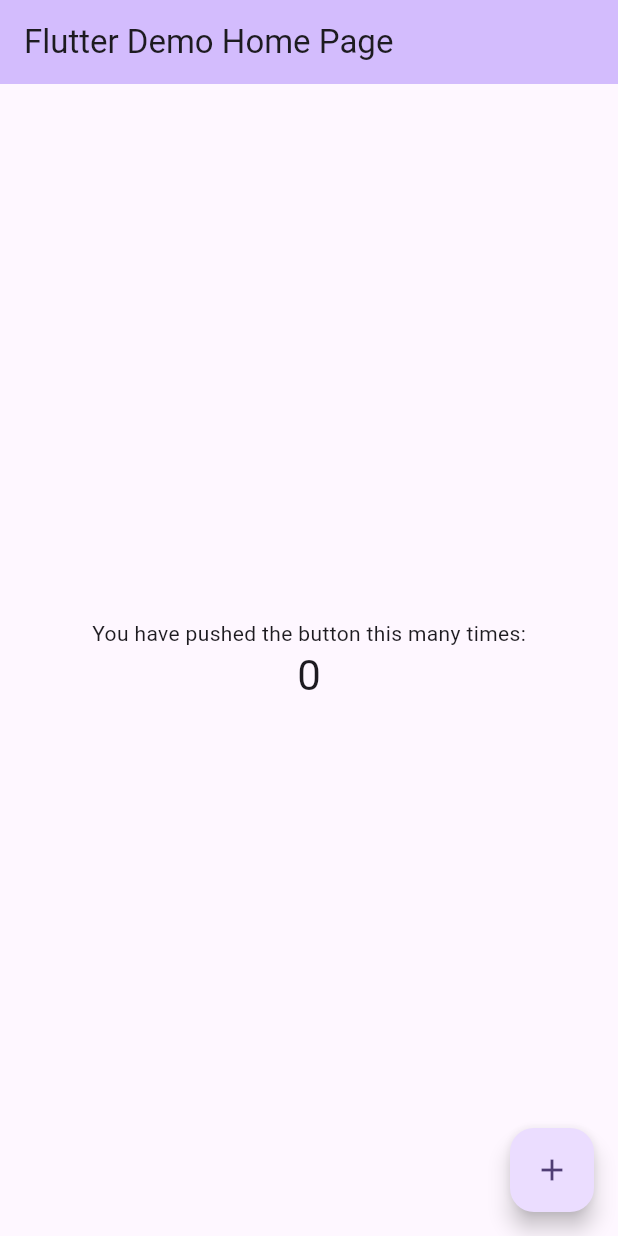
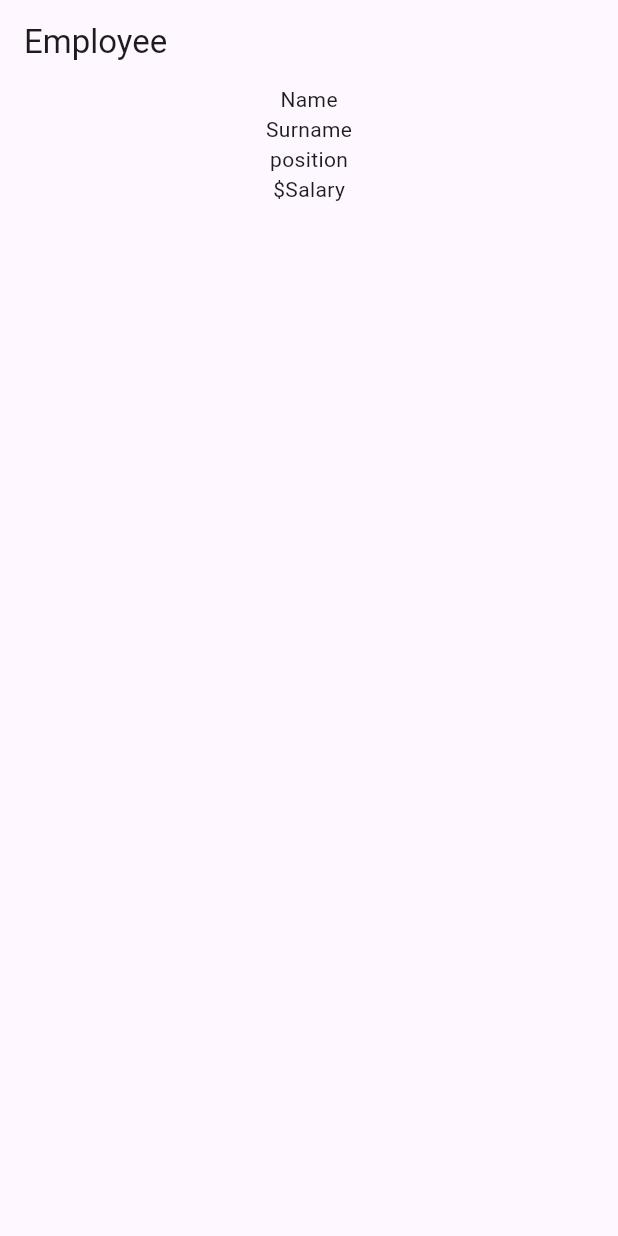
Before and after one commit to HolikovOleksandr/TeamTrack, a Flutter app: the screen it shows after launch, on a phone screen of 412 x 824 dp. Run offline on Flutter 3.47's test engine with Material 2 defaults, Android fonts, the phone set to English and light mode, and no system bars.

Commit message:
Created employee model

```diff
--- a/team_track_app/lib/main.dart
+++ b/team_track_app/lib/main.dart
@@ -1,4 +1,5 @@
 import 'package:flutter/material.dart';
+import 'package:team_track_app/screens/home_screen.dart';
 
 void main() {
   runApp(const MyApp());
@@ -7,119 +8,15 @@ void main() {
 class MyApp extends StatelessWidget {
   const MyApp({super.key});
 
-  // This widget is the root of your application.
   @override
   Widget build(BuildContext context) {
     return MaterialApp(
       title: 'Flutter Demo',
       theme: ThemeData(
-        // This is the theme of your application.
-        //
-        // TRY THIS: Try running your application with "flutter run". You'll see
-        // the application has a blue toolbar. Then, without quitting the app,
-        // try changing the seedColor in the colorScheme below to Colors.green
-        // and then invoke "hot reload" (save your changes or press the "hot
-        // reload" button in a Flutter-supported IDE, or press "r" if you used
-        // the command line to start the app).
-        //
-        // Notice that the counter didn't reset back to zero; the application
-        // state is not lost during the reload. To reset the state, use hot
-        // restart instead.
-        //
-        // This works for code too, not just values: Most code changes can be
-        // tested with just a hot reload.
         colorScheme: ColorScheme.fromSeed(seedColor: Colors.deepPurple),
         useMaterial3: true,
       ),
-      home: const MyHomePage(title: 'Flutter Demo Home Page'),
+      home: const HomeScreen(),
     );
   }
 }
-
-class MyHomePage extends StatefulWidget {
-  const MyHomePage({super.key, required this.title});
-
-  // This widget is the home page of your application. It is stateful, meaning
-  // that it has a State object (defined below) that contains fields that affect
-  // how it looks.
-
-  // This class is the configuration for the state. It holds the values (in this
-  // case the title) provided by the parent (in this case the App widget) and
-  // used by the build method of the State. Fields in a Widget subclass are
-  // always marked "final".
-
-  final String title;
-
-  @override
-  State<MyHomePage> createState() => _MyHomePageState();
-}
-
-class _MyHomePageState extends State<MyHomePage> {
-  int _counter = 0;
-
-  void _incrementCounter() {
-    setState(() {
-      // This call to setState tells the Flutter framework that something has
-      // changed in this State, which causes it to rerun the build method below
-      // so that the display can reflect the updated values. If we changed
-      // _counter without calling setState(), then the build method would not be
-      // called again, and so nothing would appear to happen.
-      _counter++;
-    });
-  }
-
-  @override
-  Widget build(BuildContext context) {
-    // This method is rerun every time setState is called, for instance as done
-    // by the _incrementCounter method above.
-    //
-    // The Flutter framework has been optimized to make rerunning build methods
-    // fast, so that you can just rebuild anything that needs updating rather
-    // than having to individually change instances of widgets.
-    return Scaffold(
-      appBar: AppBar(
-        // TRY THIS: Try changing the color here to a specific color (to
-        // Colors.amber, perhaps?) and trigger a hot reload to see the AppBar
-        // change color while the other colors stay the same.
-        backgroundColor: Theme.of(context).colorScheme.inversePrimary,
-        // Here we take the value from the MyHomePage object that was created by
-        // the App.build method, and use it to set our appbar title.
-        title: Text(widget.title),
-      ),
-      body: Center(
-        // Center is a layout widget. It takes a single child and positions it
-        // in the middle of the parent.
-        child: Column(
-          // Column is also a layout widget. It takes a list of children and
-          // arranges them vertically. By default, it sizes itself to fit its
-          // children horizontally, and tries to be as tall as its parent.
-          //
-          // Column has various properties to control how it sizes itself and
-          // how it positions its children. Here we use mainAxisAlignment to
-          // center the children vertically; the main axis here is the vertical
-          // axis because Columns are vertical (the cross axis would be
-          // horizontal).
-          //
-          // TRY THIS: Invoke "debug painting" (choose the "Toggle Debug Paint"
-          // action in the IDE, or press "p" in the console), to see the
-          // wireframe for each widget.
-          mainAxisAlignment: MainAxisAlignment.center,
-          children: <Widget>[
-            const Text(
-              'You have pushed the button this many times:',
-            ),
-            Text(
-              '$_counter',
-              style: Theme.of(context).textTheme.headlineMedium,
-            ),
-          ],
-        ),
-      ),
-      floatingActionButton: FloatingActionButton(
-        onPressed: _incrementCounter,
-        tooltip: 'Increment',
-        child: const Icon(Icons.add),
-      ), // This trailing comma makes auto-formatting nicer for build methods.
-    );
-  }
-}
--- /dev/null
+++ b/team_track_app/lib/models/departaments.dart
@@ -0,0 +1,11 @@
+// ignore_for_file: constant_identifier_names
+
+enum Departments {
+  Design,
+  Candidate,
+  Programmist,
+  ProjactManager,
+  Manager,
+  STO,
+  SMM,
+}
--- /dev/null
+++ b/team_track_app/lib/models/emploee.dart
@@ -0,0 +1,65 @@
+import 'package:team_track_app/models/departaments.dart';
+
+class Employee {
+  final int id;
+  final String name;
+  final String surname;
+  final String position;
+  final String adress;
+  final String email;
+  final double salary;
+  final String phoneNumber;
+  final DateTime birthDate;
+  final DateTime hireDate;
+  final Departments department;
+  final DateTime? liveDate;
+
+  const Employee({
+    required this.id,
+    required this.name,
+    required this.surname,
+    required this.position,
+    required this.adress,
+    required this.email,
+    required this.salary,
+    required this.phoneNumber,
+    required this.birthDate,
+    required this.hireDate,
+    this.department = Departments.Candidate,
+    this.liveDate,
+  });
+
+  factory Employee.fromJson(Map<String, dynamic> json) {
+    return Employee(
+      id: json["id"],
+      name: json["name"],
+      surname: json["surname"],
+      position: json["position"],
+      birthDate: DateTime.parse(json["birthDate"]),
+      adress: json["adress"],
+      email: json["email"],
+      phoneNumber: json["phoneNumber"],
+      salary: json["salary"],
+      hireDate: DateTime.parse(json["hireDate"]),
+      liveDate: DateTime.parse(json["liveDate"]),
+      department: json["department"],
+    );
+  }
+
+  Map<String, dynamic> toJson() {
+    return {
+      "id": id,
+      "name": name,
+      "surname": surname,
+      "position": position,
+      "birthDate": birthDate.toIso8601String(),
+      "adress": adress,
+      "email": email,
+      "phoneNumber": phoneNumber,
+      "salary": salary,
+      "hireDate": hireDate.toIso8601String(),
+      "liveDate": liveDate!.toIso8601String(),
+      "department": department,
+    };
+  }
+}
--- /dev/null
+++ b/team_track_app/lib/screens/home_screen.dart
@@ -0,0 +1,24 @@
+// ignore_for_file: prefer_const_constructors, prefer_const_literals_to_create_immutables
+
+import 'package:flutter/material.dart';
+
+class HomeScreen extends StatelessWidget {
+  const HomeScreen({super.key});
+
+  @override
+  Widget build(BuildContext context) {
+    return Scaffold(
+      appBar: AppBar(title: Text('Employee')),
+      body: Center(
+        child: Column(
+          children: [
+            Text('Name'),
+            Text('Surname'),
+            Text('position'),
+            Text('\$Salary'),
+          ],
+        ),
+      ),
+    );
+  }
+}
```
Also changed, not shown: 2 other files.
